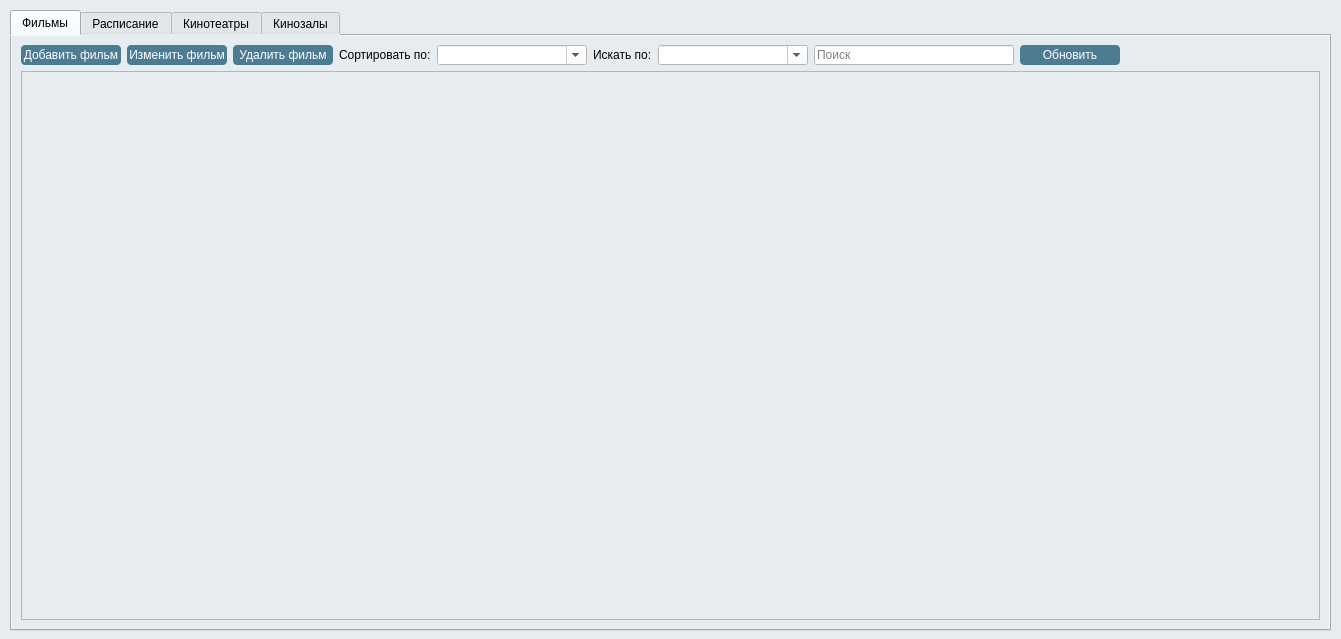
Old version of the form ui_files/admin_panel.ui in the repository gg-master/Cinema_prj.
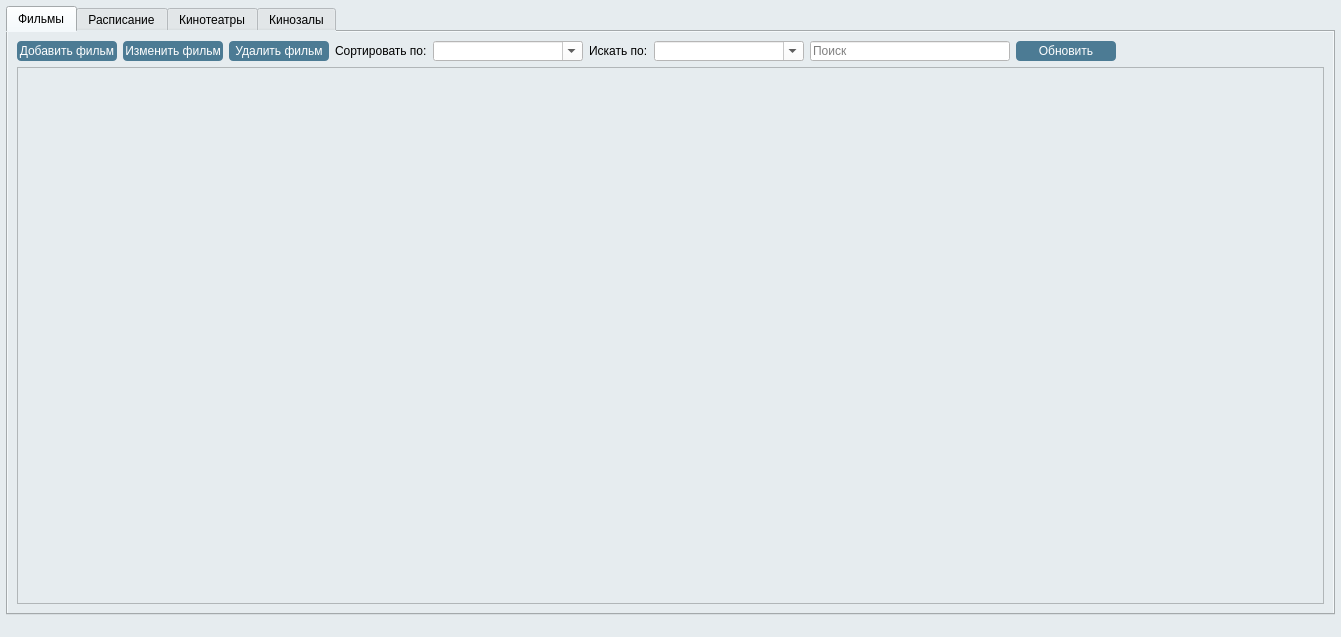
New version of the form. Icons and pictures are not drawn.

Commit message: Добавлена масштабируемость для окна администратора

Diff of the .ui file:
```diff
--- a/ui_files/admin_panel.ui
+++ b/ui_files/admin_panel.ui
@@ -1,13 +1,13 @@
 <?xml version="1.0" encoding="UTF-8"?>
 <ui version="4.0">
- <class>Form</class>
- <widget class="QWidget" name="Form">
+ <class>MainWindow</class>
+ <widget class="QMainWindow" name="MainWindow">
   <property name="geometry">
    <rect>
     <x>0</x>
     <y>0</y>
     <width>1341</width>
-    <height>639</height>
+    <height>637</height>
    </rect>
   </property>
   <property name="windowTitle">
@@ -51,15 +51,25 @@
 }
 </string>
   </property>
+  <widget class="QWidget" name="centralwidget">
+   <layout class="QVBoxLayout" name="verticalLayout_9">
+    <property name="spacing">
+     <number>0</number>
+    </property>
+    <property name="leftMargin">
+     <number>6</number>
+    </property>
+    <property name="topMargin">
+     <number>6</number>
+    </property>
+    <property name="rightMargin">
+     <number>6</number>
+    </property>
+    <property name="bottomMargin">
+     <number>0</number>
+    </property>
+    <item>
   <widget class="QTabWidget" name="tabWidget">
-   <property name="geometry">
-    <rect>
-     <x>10</x>
-     <y>10</y>
-     <width>1321</width>
-     <height>621</height>
-    </rect>
-   </property>
    <property name="currentIndex">
     <number>0</number>
    </property>
@@ -765,6 +775,20 @@
     </layout>
    </widget>
   </widget>
+    </item>
+   </layout>
+  </widget>
+  <widget class="QMenuBar" name="menubar">
+   <property name="geometry">
+    <rect>
+     <x>0</x>
+     <y>0</y>
+     <width>1341</width>
+     <height>20</height>
+    </rect>
+   </property>
+  </widget>
+  <widget class="QStatusBar" name="statusbar"/>
  </widget>
  <resources/>
  <connections/>
```
Left out of the diff: 5 changed lines with no effect on the pictures. Lines whose indentation alone changed are shown as unchanged.
